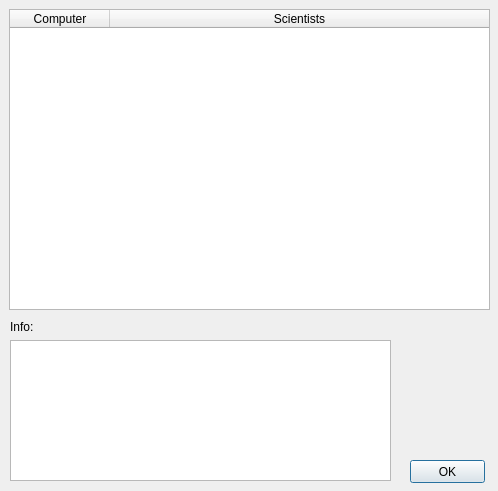
Old version of the form UI/clickcomputer.ui in the repository valdimarHR/hisCompRepo.
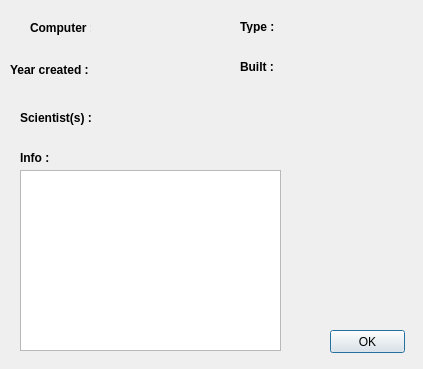
New version of the form.

Commit message: info gluggi

```diff
--- a/UI/clickcomputer.ui
+++ b/UI/clickcomputer.ui
@@ -6,64 +6,21 @@
    <rect>
     <x>0</x>
     <y>0</y>
-    <width>498</width>
-    <height>491</height>
+    <width>423</width>
+    <height>369</height>
    </rect>
   </property>
   <property name="windowTitle">
    <string>Info</string>
   </property>
-  <widget class="QTableWidget" name="tableWidget">
-   <property name="geometry">
-    <rect>
-     <x>9</x>
-     <y>9</y>
-     <width>481</width>
-     <height>301</height>
-    </rect>
-   </property>
-   <attribute name="horizontalHeaderStretchLastSection">
-    <bool>true</bool>
-   </attribute>
-   <column>
-    <property name="text">
-     <string>Computer</string>
-    </property>
-   </column>
-   <column>
-    <property name="text">
-     <string>Scientists</string>
-    </property>
-   </column>
-  </widget>
-  <widget class="QPlainTextEdit" name="plainTextEdit">
-   <property name="geometry">
-    <rect>
-     <x>10</x>
-     <y>340</y>
-     <width>381</width>
-     <height>141</height>
-    </rect>
-   </property>
-  </widget>
-  <widget class="QLabel" name="label">
-   <property name="geometry">
-    <rect>
-     <x>10</x>
-     <y>320</y>
-     <width>47</width>
-     <height>13</height>
-    </rect>
-   </property>
-   <property name="text">
-    <string>Info:</string>
-   </property>
-  </widget>
+  <property name="sizeGripEnabled">
+   <bool>false</bool>
+  </property>
   <widget class="QPushButton" name="pushButton">
    <property name="geometry">
     <rect>
-     <x>410</x>
-     <y>460</y>
+     <x>330</x>
+     <y>330</y>
      <width>75</width>
      <height>23</height>
     </rect>
@@ -72,6 +29,195 @@
     <string>OK</string>
    </property>
   </widget>
+  <widget class="QLabel" name="label">
+   <property name="geometry">
+    <rect>
+     <x>30</x>
+     <y>20</y>
+     <width>61</width>
+     <height>16</height>
+    </rect>
+   </property>
+   <property name="font">
+    <font>
+     <weight>75</weight>
+     <bold>true</bold>
+    </font>
+   </property>
+   <property name="text">
+    <string>Computer :</string>
+   </property>
+  </widget>
+  <widget class="QLabel" name="label_2">
+   <property name="geometry">
+    <rect>
+     <x>10</x>
+     <y>60</y>
+     <width>81</width>
+     <height>20</height>
+    </rect>
+   </property>
+   <property name="font">
+    <font>
+     <weight>75</weight>
+     <bold>true</bold>
+    </font>
+   </property>
+   <property name="text">
+    <string>Year created :</string>
+   </property>
+  </widget>
+  <widget class="QLabel" name="label_3">
+   <property name="geometry">
+    <rect>
+     <x>240</x>
+     <y>20</y>
+     <width>47</width>
+     <height>13</height>
+    </rect>
+   </property>
+   <property name="font">
+    <font>
+     <weight>75</weight>
+     <bold>true</bold>
+    </font>
+   </property>
+   <property name="text">
+    <string>Type :</string>
+   </property>
+  </widget>
+  <widget class="QLabel" name="label_4">
+   <property name="geometry">
+    <rect>
+     <x>240</x>
+     <y>60</y>
+     <width>47</width>
+     <height>13</height>
+    </rect>
+   </property>
+   <property name="font">
+    <font>
+     <weight>75</weight>
+     <bold>true</bold>
+    </font>
+   </property>
+   <property name="text">
+    <string>Built :</string>
+   </property>
+  </widget>
+  <widget class="QLabel" name="label_5">
+   <property name="geometry">
+    <rect>
+     <x>100</x>
+     <y>20</y>
+     <width>131</width>
+     <height>16</height>
+    </rect>
+   </property>
+   <property name="text">
+    <string/>
+   </property>
+  </widget>
+  <widget class="QLabel" name="label_6">
+   <property name="geometry">
+    <rect>
+     <x>100</x>
+     <y>60</y>
+     <width>71</width>
+     <height>16</height>
+    </rect>
+   </property>
+   <property name="text">
+    <string/>
+   </property>
+  </widget>
+  <widget class="QLabel" name="label_7">
+   <property name="geometry">
+    <rect>
+     <x>290</x>
+     <y>20</y>
+     <width>121</width>
+     <height>16</height>
+    </rect>
+   </property>
+   <property name="text">
+    <string/>
+   </property>
+  </widget>
+  <widget class="QLabel" name="label_8">
+   <property name="geometry">
+    <rect>
+     <x>280</x>
+     <y>60</y>
+     <width>47</width>
+     <height>16</height>
+    </rect>
+   </property>
+   <property name="text">
+    <string/>
+   </property>
+  </widget>
+  <widget class="QLabel" name="label_9">
+   <property name="geometry">
+    <rect>
+     <x>20</x>
+     <y>110</y>
+     <width>71</width>
+     <height>16</height>
+    </rect>
+   </property>
+   <property name="font">
+    <font>
+     <weight>75</weight>
+     <bold>true</bold>
+    </font>
+   </property>
+   <property name="text">
+    <string>Scientist(s) :</string>
+   </property>
+  </widget>
+  <widget class="QLabel" name="label_10">
+   <property name="geometry">
+    <rect>
+     <x>100</x>
+     <y>110</y>
+     <width>311</width>
+     <height>21</height>
+    </rect>
+   </property>
+   <property name="text">
+    <string/>
+   </property>
+  </widget>
+  <widget class="QPlainTextEdit" name="plainTextEdit">
+   <property name="geometry">
+    <rect>
+     <x>20</x>
+     <y>170</y>
+     <width>261</width>
+     <height>181</height>
+    </rect>
+   </property>
+  </widget>
+  <widget class="QLabel" name="label_11">
+   <property name="geometry">
+    <rect>
+     <x>20</x>
+     <y>150</y>
+     <width>47</width>
+     <height>16</height>
+    </rect>
+   </property>
+   <property name="font">
+    <font>
+     <weight>75</weight>
+     <bold>true</bold>
+    </font>
+   </property>
+   <property name="text">
+    <string>Info :</string>
+   </property>
+  </widget>
  </widget>
  <resources/>
  <connections/>
```
The commit also changes 8 other files.
